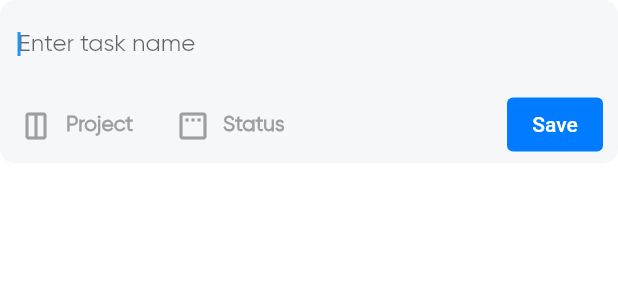
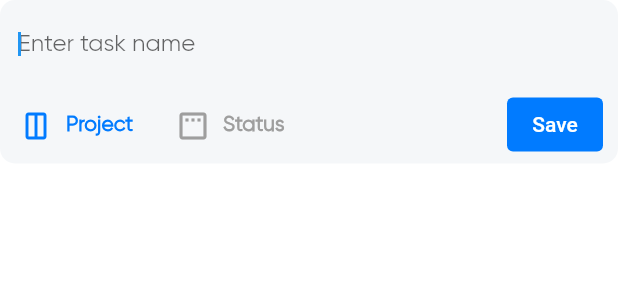
Before and after one commit to josephgcedeno/octopus-staging, a Flutter app: the ExpandedTextField widget shown alone on an empty page, opened directly, after a tap on "Project", on a phone screen of 412 x 824 dp. Shown: the top 300 px of the screen. Run offline on Flutter 3.47's test engine with Material 2 defaults, Android fonts, the phone set to English and light mode, and no system bars; our stand-ins replace flutter_bloc, flutter_dotenv, flutter_neumorphic, flutter_secure_storage, flutter_svg, parse_server_sdk_flutter and 1 more; accounts and stored records are empty; generated files the repository leaves out were written again; network calls fail.

Commit message:
feat: add task with project

```diff
--- a/lib/module/standup_report/interfaces/widgets/expanded_textfield.dart
+++ b/lib/module/standup_report/interfaces/widgets/expanded_textfield.dart
@@ -28,6 +28,9 @@ class _ExpandedTextFieldState extends State<ExpandedTextField> {
         if (state is ShowStatusPane || state is HideStatusPane) {
           projectIsActive = false;
           setState(() => statusIsActive = !statusIsActive);
+        } else if (state is ShowProjectPane || state is HideProjectPane) {
+          statusIsActive = false;
+          setState(() => projectIsActive = !projectIsActive);
         }
       },
       child: DecoratedBox(
@@ -60,7 +63,7 @@ class _ExpandedTextFieldState extends State<ExpandedTextField> {
                           onPressed: () {
                             context
                                 .read<DSRCubit>()
-                                .toggleProjectPane(isVisible: projectIsActive);
+                                .toggleProjectPane(isVisible: !projectIsActive);
                           },
                           style: ButtonStyle(
                             backgroundColor:
@@ -76,7 +79,22 @@ class _ExpandedTextFieldState extends State<ExpandedTextField> {
                                   : Colors.grey,
                             ),
                           ),
-                          label: Text(
+                          label: BlocBuilder<DSRCubit, DSRState>(
+                            buildWhen: (DSRState previous, DSRState current) =>
+                                current is SetProjectSuccess,
+                            builder: (BuildContext context, DSRState state) {
+                              if (state is SetProjectSuccess) {
+                                return Text(
+                                  state.projectTag.projectName,
+                                  style: theme.textTheme.bodyText2?.copyWith(
+                                    color: projectIsActive
+                                        ? theme.primaryColor
+                                        : Colors.grey,
+                                    fontWeight: FontWeight.w600,
+                                  ),
+                                );
+                              }
+                              return Text(
                                 'Project',
                                 style: theme.textTheme.bodyText2?.copyWith(
                                   color: projectIsActive
@@ -84,6 +102,8 @@ class _ExpandedTextFieldState extends State<ExpandedTextField> {
                                       : Colors.grey,
                                   fontWeight: FontWeight.w600,
                                 ),
+                              );
+                            },
                           ),
                         ),
                         ElevatedButton.icon(
@@ -112,7 +132,9 @@ class _ExpandedTextFieldState extends State<ExpandedTextField> {
                                 return Text(
                                   state.status,
                                   style: theme.textTheme.bodyText2?.copyWith(
-                                    color: theme.primaryColor,
+                                    color: statusIsActive
+                                        ? theme.primaryColor
+                                        : Colors.grey,
                                     fontWeight: FontWeight.w600,
                                   ),
                                 );
--- a/lib/module/standup_report/interfaces/widgets/project_chip.dart
+++ b/lib/module/standup_report/interfaces/widgets/project_chip.dart
@@ -19,7 +19,7 @@ class ProjectChip extends StatelessWidget {
 
     return Container(
       decoration: BoxDecoration(
-        color: color.withAlpha(80),
+        color: color.withAlpha(60),
         borderRadius: BorderRadius.circular(6),
       ),
       padding: const EdgeInsets.symmetric(vertical: 4, horizontal: 10),
--- a/lib/module/standup_report/service/cubit/dsr_state.dart
+++ b/lib/module/standup_report/service/cubit/dsr_state.dart
@@ -72,10 +72,15 @@ class UpdateTaskStatus extends DSRState {
 }
 
 class UpdateTaskLoading extends DSRState {
-  const UpdateTaskLoading({required this.taskLabel, required this.status});
+  const UpdateTaskLoading({
+    required this.taskLabel,
+    required this.status,
+    required this.projectTagId,
+  });
 
   final String taskLabel;
   final ProjectStatus status;
+  final String projectTagId;
 }
 
 class UpdateTaskSuccess extends DSRState {
@@ -99,3 +104,33 @@ class UpdateTaskFailed extends DSRState {
   final String errorCode;
   final String message;
 }
+
+class FetchProjectsSuccess extends DSRState {
+  const FetchProjectsSuccess({
+    required this.projects,
+  });
+
+  final List<ProjectTag> projects;
+}
+
+class FetchProjectsFailed extends DSRState {
+  const FetchProjectsFailed({
+    required this.errorCode,
+    required this.message,
+  });
+
+  final String errorCode;
+  final String message;
+}
+
+class SetProjectLoading extends DSRState {
+  const SetProjectLoading();
+}
+
+class SetProjectSuccess extends DSRState {
+  const SetProjectSuccess({
+    required this.projectTag,
+  });
+
+  final ProjectTag projectTag;
+}
--- a/lib/module/standup_report/service/cubit/task_card_dto.dart
+++ b/lib/module/standup_report/service/cubit/task_card_dto.dart
@@ -1,11 +1,11 @@
 class TaskCardDTO {
   TaskCardDTO({
     required this.taskName,
-    required this.taskID,
+    required this.projectId,
     required this.status,
   });
 
   final String taskName;
-  final String taskID;
+  final String projectId;
   final int status;
 }
```
Also changed, not shown: lib/infrastructures/repository/interfaces/project_repository.dart (+6 -1 lines), lib/main.dart (+6 -1 lines), lib/module/standup_report/interfaces/screens/standup_report_screen.dart (+37 -9 lines), lib/module/standup_report/interfaces/widgets/project_list.dart (+9 -10 lines), lib/module/standup_report/interfaces/widgets/status_column.dart (+23 -1 lines), lib/module/standup_report/interfaces/widgets/task_card.dart (+18 -7 lines), lib/module/standup_report/interfaces/widgets/task_textarea.dart (+19 -2 lines), lib/module/standup_report/service/cubit/dsr_cubit.dart (+34 -5 lines). Lines whose indentation alone changed are shown as unchanged.
